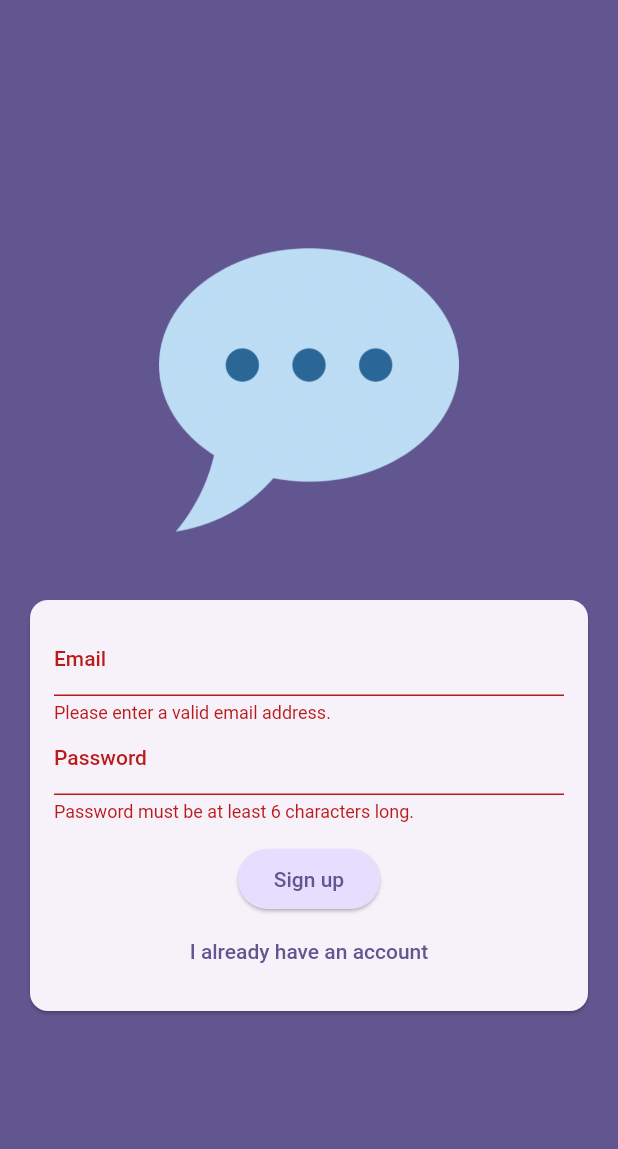
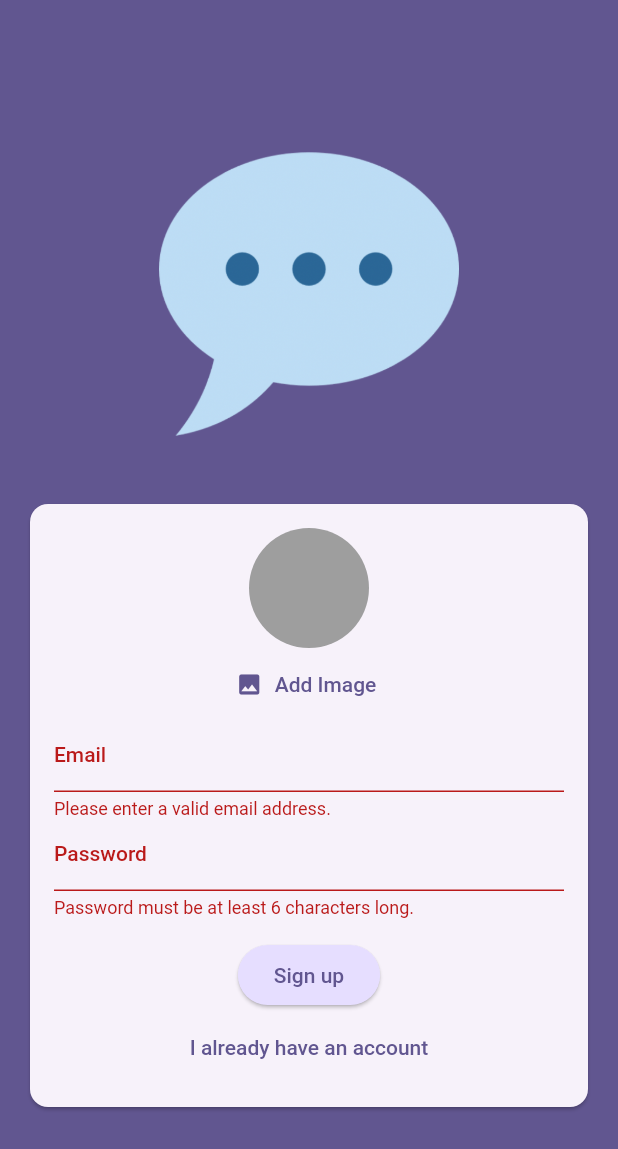
Before and after one commit to phammaidung/ChatApp, a Flutter app: the screen it shows after launch, after a tap on "Log in", after a tap on "Create an account", on a phone screen of 412 x 824 dp. Shown: the top 1149 px of the screen. Run offline on Flutter 3.47's test engine with Material 2 defaults, Android fonts, the phone set to English and light mode, and no system bars; our stand-ins replace cloud_firestore, firebase_auth, firebase_core, firebase_storage, image_picker; accounts and stored records are empty.

Commit message:
adding firestore for extra data, image picker for setting avatar later

```diff
--- a/lib/main.dart
+++ b/lib/main.dart
@@ -1,4 +1,7 @@
 import 'package:chat_app/screens/auth.dart';
+import 'package:chat_app/screens/chat.dart';
+import 'package:chat_app/screens/splash.dart';
+import 'package:firebase_auth/firebase_auth.dart';
 import 'package:flutter/material.dart';
 
 import 'package:firebase_core/firebase_core.dart';
@@ -24,6 +27,16 @@ class App extends StatelessWidget {
           colorScheme: ColorScheme.fromSeed(
               seedColor: const Color.fromARGB(255, 63, 17, 177)),
         ),
-        home: const AuthScreen());
+        home: StreamBuilder(
+            stream: FirebaseAuth.instance.authStateChanges(),
+            builder: (ctx, snapshot) {
+              if (snapshot.connectionState == ConnectionState.waiting) {
+                return const SplashScreen();
+              }
+              if (snapshot.hasData) {
+                return const ChatScreen();
+              }
+              return const AuthScreen();
+            }));
   }
 }
--- a/lib/screens/auth.dart
+++ b/lib/screens/auth.dart
@@ -1,4 +1,9 @@
+import 'dart:io';
+
+import 'package:chat_app/widgets/user_image_picker.dart';
+import 'package:cloud_firestore/cloud_firestore.dart';
 import 'package:firebase_auth/firebase_auth.dart';
+import 'package:firebase_storage/firebase_storage.dart';
 import 'package:flutter/material.dart';
 
 final _firebase = FirebaseAuth.instance;
@@ -17,17 +22,21 @@ class _AuthScreenState extends State<AuthScreen> {
   var _isLogin = true;
   var _enteredEmail = '';
   var _enteredPassword = '';
+  File? _selectedImage;
+  var _isAuthenticating = false;
 
   void _submit() async {
     final isValid = _formKey.currentState!.validate();
 
-    if (isValid) {
+    if (!isValid || !_isLogin && _selectedImage == null) {
+      return;
+    }
     _formKey.currentState!.save();
-      print(_enteredEmail);
-      print(_enteredPassword);
-    }
 
     try {
+      setState(() {
+        _isAuthenticating = true;
+      });
       if (_isLogin) {
         final userCredentials = await _firebase.signInWithEmailAndPassword(
             email: _enteredEmail, password: _enteredPassword);
@@ -35,7 +44,23 @@ class _AuthScreenState extends State<AuthScreen> {
       } else {
         final userCredentials = await _firebase.createUserWithEmailAndPassword(
             email: _enteredEmail, password: _enteredPassword);
-        print(userCredentials);
+
+        final storageRef = FirebaseStorage.instance
+            .ref()
+            .child('user_images')
+            .child('${userCredentials.user!.uid}.jpg');
+
+        await storageRef.putFile(_selectedImage!);
+        final imageUrl = await storageRef.getDownloadURL();
+
+        FirebaseFirestore.instance
+            .collection('users')
+            .doc(userCredentials.user!.uid)
+            .set({
+          'username': 'to be done...',
+          'email': _enteredEmail,
+          'image_url': imageUrl,
+        });
       }
     } on FirebaseAuthException catch (error) {
       if (error.code == 'email-already-in-use') {
@@ -45,6 +70,9 @@ class _AuthScreenState extends State<AuthScreen> {
       ScaffoldMessenger.of(context).clearSnackBars();
       ScaffoldMessenger.of(context).showSnackBar(
           SnackBar(content: Text(error.message ?? 'Authentication failed.')));
+      setState(() {
+        _isAuthenticating = false;
+      });
     }
   }
 
@@ -73,6 +101,12 @@ class _AuthScreenState extends State<AuthScreen> {
                         child: Column(
                           mainAxisSize: MainAxisSize.min,
                           children: [
+                            if (!_isLogin)
+                              UserImagePicker(
+                                onPickImage: (pickImage) {
+                                  _selectedImage = pickImage;
+                                },
+                              ),
                             TextFormField(
                               decoration:
                                   const InputDecoration(labelText: 'Email'),
@@ -108,6 +142,9 @@ class _AuthScreenState extends State<AuthScreen> {
                             const SizedBox(
                               height: 14,
                             ),
+                            if (_isAuthenticating)
+                              const CircularProgressIndicator(),
+                            if (!_isAuthenticating)
                               ElevatedButton(
                                   style: ElevatedButton.styleFrom(
                                       backgroundColor: Theme.of(context)
@@ -115,6 +152,7 @@ class _AuthScreenState extends State<AuthScreen> {
                                           .primaryContainer),
                                   onPressed: _submit,
                                   child: Text(_isLogin ? 'Log in' : 'Sign up')),
+                            if (!_isAuthenticating)
                               TextButton(
                                 child: Text(_isLogin
                                     ? 'Create an account'
--- /dev/null
+++ b/lib/screens/splash.dart
@@ -0,0 +1,17 @@
+import 'package:flutter/material.dart';
+
+class SplashScreen extends StatelessWidget {
+  const SplashScreen({super.key});
+
+  @override
+  Widget build(BuildContext context) {
+    return Scaffold(
+      appBar: AppBar(
+        title: const Text('FlutterChat'),
+      ),
+      body: const Center(
+        child: Text('Splash screen'),
+      ),
+    );
+  }
+}
--- /dev/null
+++ b/lib/widgets/user_image_picker.dart
@@ -0,0 +1,57 @@
+import 'dart:io';
+
+import 'package:flutter/material.dart';
+import 'package:image_picker/image_picker.dart';
+
+class UserImagePicker extends StatefulWidget {
+  const UserImagePicker({super.key, required this.onPickImage});
+
+  final void Function(File pickedImage) onPickImage;
+
+  @override
+  State<UserImagePicker> createState() {
+    return _UserImagePickerState();
+  }
+}
+
+class _UserImagePickerState extends State<UserImagePicker> {
+  File? _pickedImageFile;
+
+  void _pickImage() async {
+    final pickedImage = await ImagePicker().pickImage(
+      source: ImageSource.camera,
+      imageQuality: 50,
+      maxWidth: 150,
+    );
+
+    if (pickedImage == null) {
+      return;
+    }
+    setState(() {
+      _pickedImageFile = File(pickedImage.path);
+    });
+    widget.onPickImage(_pickedImageFile!);
+  }
+
+  @override
+  Widget build(BuildContext context) {
+    return Column(
+      children: [
+        CircleAvatar(
+          radius: 40,
+          backgroundColor: Colors.grey,
+          foregroundImage:
+              _pickedImageFile != null ? FileImage(_pickedImageFile!) : null,
+        ),
+        TextButton.icon(
+          onPressed: _pickImage,
+          icon: const Icon(Icons.image),
+          label: Text(
+            'Add Image',
+            style: TextStyle(color: Theme.of(context).colorScheme.primary),
+          ),
+        )
+      ],
+    );
+  }
+}
--- a/pubspec.yaml
+++ b/pubspec.yaml
@@ -36,6 +36,9 @@ dependencies:
   cupertino_icons: ^1.0.2
   firebase_core: ^2.15.1
   firebase_auth: ^4.9.0
+  firebase_storage: ^11.2.6
+  image_picker: ^1.0.4
+  cloud_firestore: ^4.9.1
 
 dev_dependencies:
   flutter_test:
```
Also changed, not shown: lib/screens/chat.dart (added, +28 -0 lines), pubspec.lock, 6 other files. Lines whose indentation alone changed are shown as unchanged.
